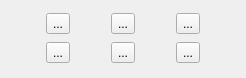
pencil2d/pencil, file app/ui/displayoption.ui: the form before one commit.
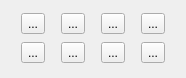
The form after the commit. Icons and pictures are not drawn.

The edit to the form file:
```diff
--- a/app/ui/displayoption.ui
+++ b/app/ui/displayoption.ui
@@ -6,7 +6,7 @@
    <rect>
     <x>0</x>
     <y>0</y>
-    <width>246</width>
+    <width>186</width>
     <height>78</height>
    </rect>
   </property>
@@ -164,6 +164,58 @@
      </property>
     </widget>
    </item>
+   <item row="0" column="3">
+    <widget class="QToolButton" name="onionBlueButton">
+     <property name="toolTip">
+      <string>Onion skin color: blue</string>
+     </property>
+     <property name="statusTip">
+      <string>Onion skin color: blue</string>
+     </property>
+     <property name="text">
+      <string>...</string>
+     </property>
+     <property name="icon">
+      <iconset resource="../resource/app.qrc">
+       <normaloff>:/app/icons/onion-blue.png</normaloff>:/app/icons/onion-blue.png</iconset>
+     </property>
+     <property name="iconSize">
+      <size>
+       <width>21</width>
+       <height>21</height>
+      </size>
+     </property>
+     <property name="checkable">
+      <bool>true</bool>
+     </property>
+    </widget>
+   </item>
+   <item row="1" column="3">
+    <widget class="QToolButton" name="onionRedButton">
+     <property name="toolTip">
+      <string>Onion skin color: red</string>
+     </property>
+     <property name="statusTip">
+      <string>Onion skin color: red</string>
+     </property>
+     <property name="text">
+      <string>...</string>
+     </property>
+     <property name="icon">
+      <iconset resource="../resource/app.qrc">
+       <normaloff>:/app/icons/onion-red.png</normaloff>:/app/icons/onion-red.png</iconset>
+     </property>
+     <property name="iconSize">
+      <size>
+       <width>21</width>
+       <height>21</height>
+      </size>
+     </property>
+     <property name="checkable">
+      <bool>true</bool>
+     </property>
+    </widget>
+   </item>
   </layout>
  </widget>
  <resources>
```
